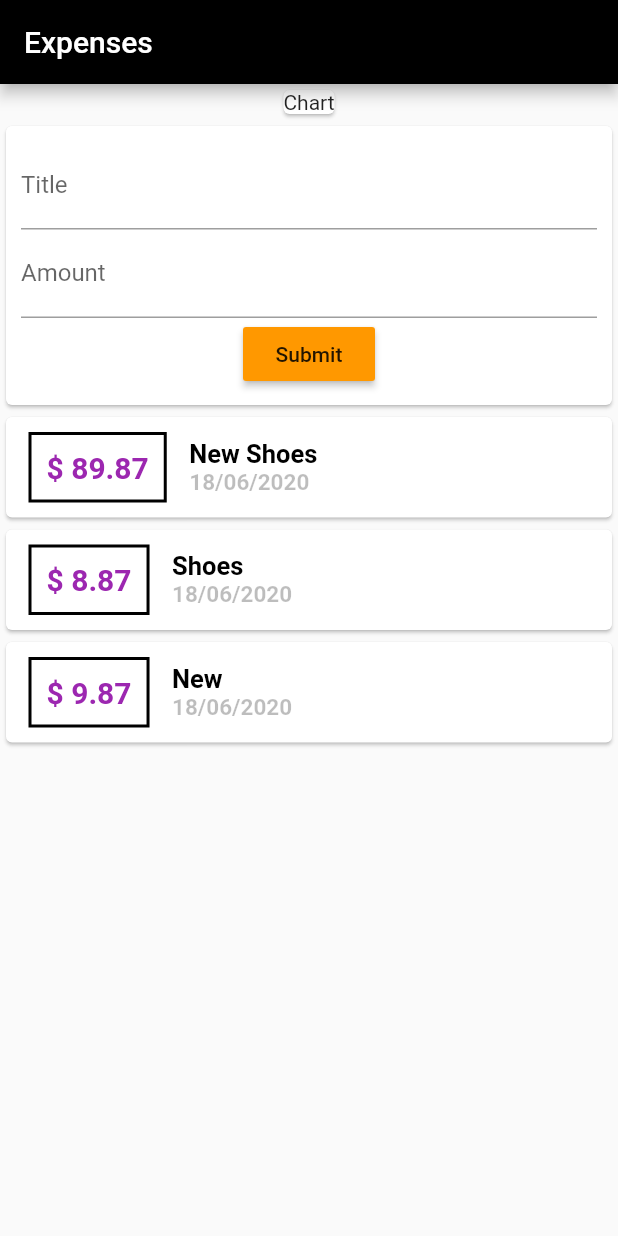
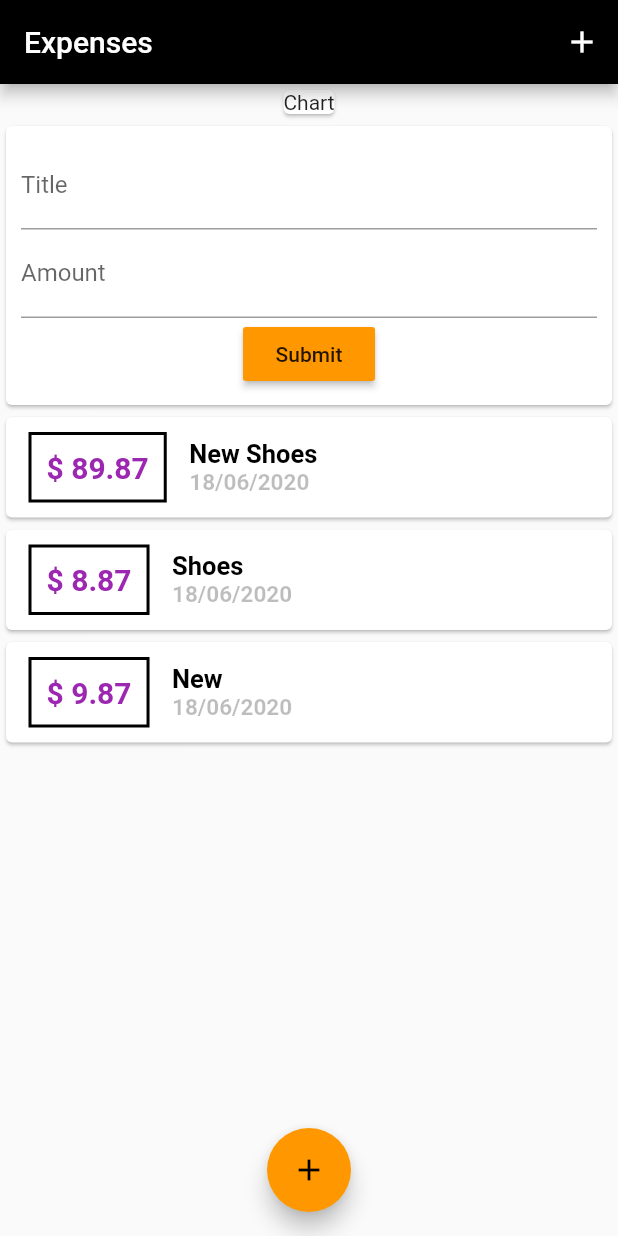
Before and after one commit to saurabhgrewal718/personal_expense, a Flutter app: the screen it shows after launch, on a phone screen of 412 x 824 dp. Run offline on Flutter 3.47's test engine with Material 2 defaults, Android fonts, the light colour scheme and no system bars.

Commit message:
floating action button and action button on appbar added

```diff
--- a/lib/main.dart
+++ b/lib/main.dart
@@ -30,6 +30,12 @@ class MyHomePage extends StatelessWidget {
     return Scaffold(
       appBar: AppBar(
         title: Text("Expenses"),
+        actions: <Widget>[
+          IconButton(
+            icon:Icon(Icons.add) ,
+            onPressed: (){},
+          )
+        ],
       ),
       body: SingleChildScrollView(
               child: Center(
@@ -45,6 +51,11 @@ class MyHomePage extends StatelessWidget {
           ),
         ),
       ),
+      floatingActionButtonLocation: FloatingActionButtonLocation.centerFloat,
+      floatingActionButton: FloatingActionButton(
+        child: Icon(Icons.add),
+        onPressed: (){},
+      ),
 
     );
   }
```
